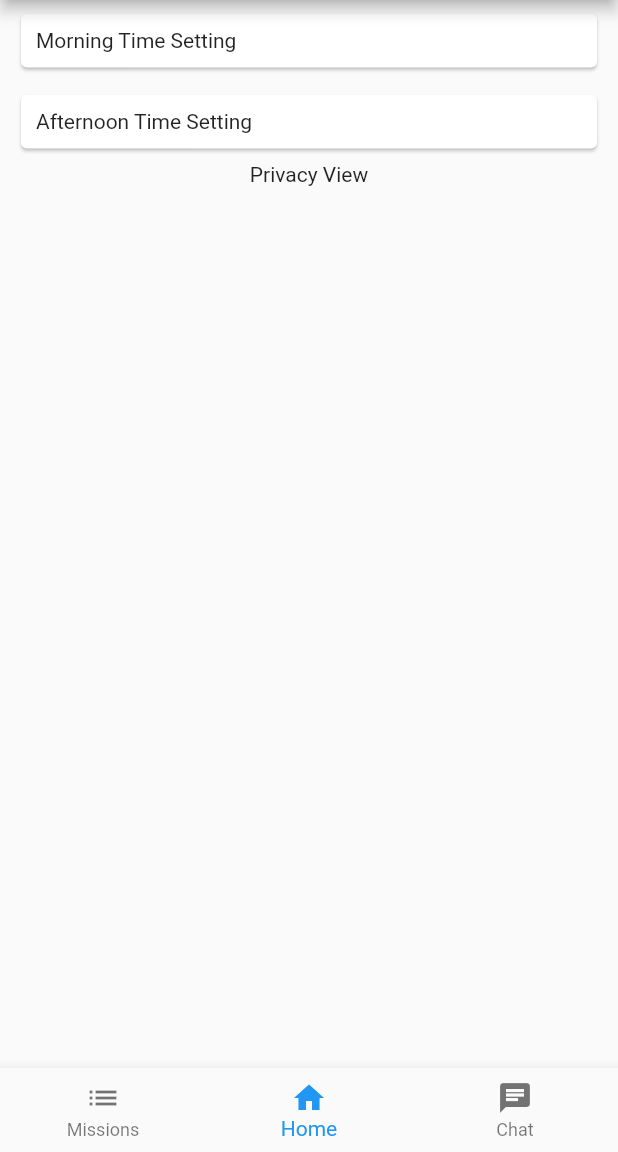
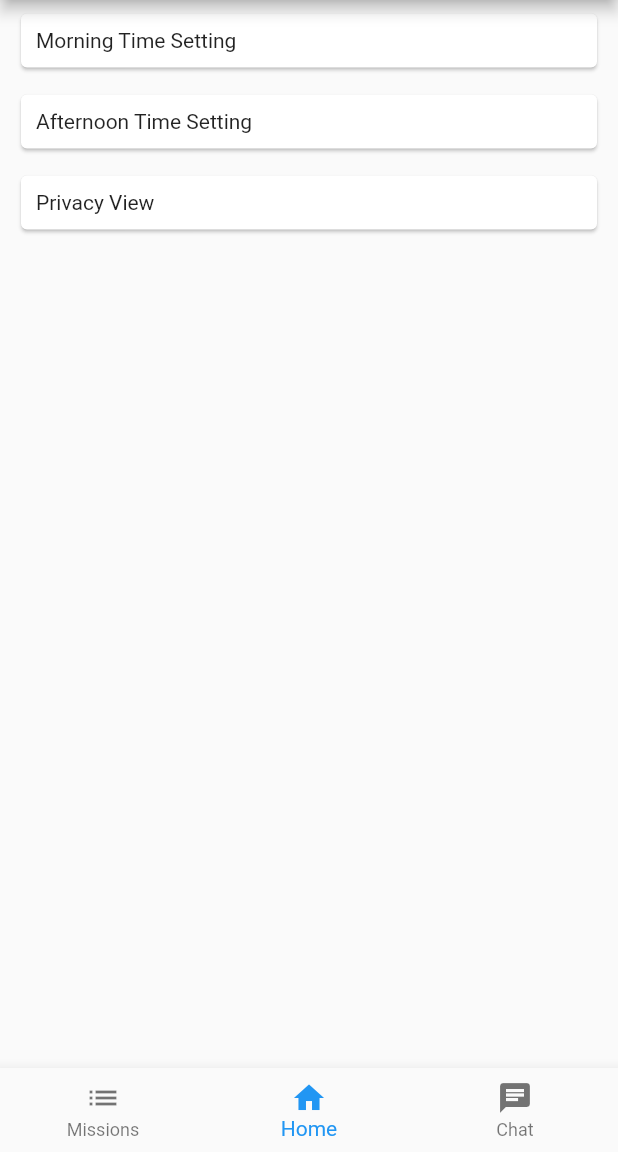
Before and after one commit to GDSC-CAU/Wiro-Flutter-App, a Flutter app: the screen it shows after launch, on a phone screen of 412 x 824 dp, the part 84-1236 px from its top. Run offline on Flutter 3.47's test engine with Material 2 defaults, Android fonts, the phone set to English and light mode, and no system bars.

Commit message:
Update Home.dart : Added Privacy View Card

```diff
--- a/lib/pages/Home.dart
+++ b/lib/pages/Home.dart
@@ -67,7 +67,18 @@ class _PrivacyState extends State<HomePrivacy> {
   Widget build(BuildContext context) {
     return Column(
       children: const [
-        Text("Privacy View")
+        Padding(
+            padding: EdgeInsets.fromLTRB(10.0, 5.0, 10.0, 5.0),
+            child: Card(
+                child: Padding(
+                    padding: EdgeInsets.all(10.0),
+                    child: SizedBox(
+                      width: double.infinity,
+                      child: Text("Privacy View"),
+                    )
+                )
+            )
+        )
       ],
     );
   }
```
